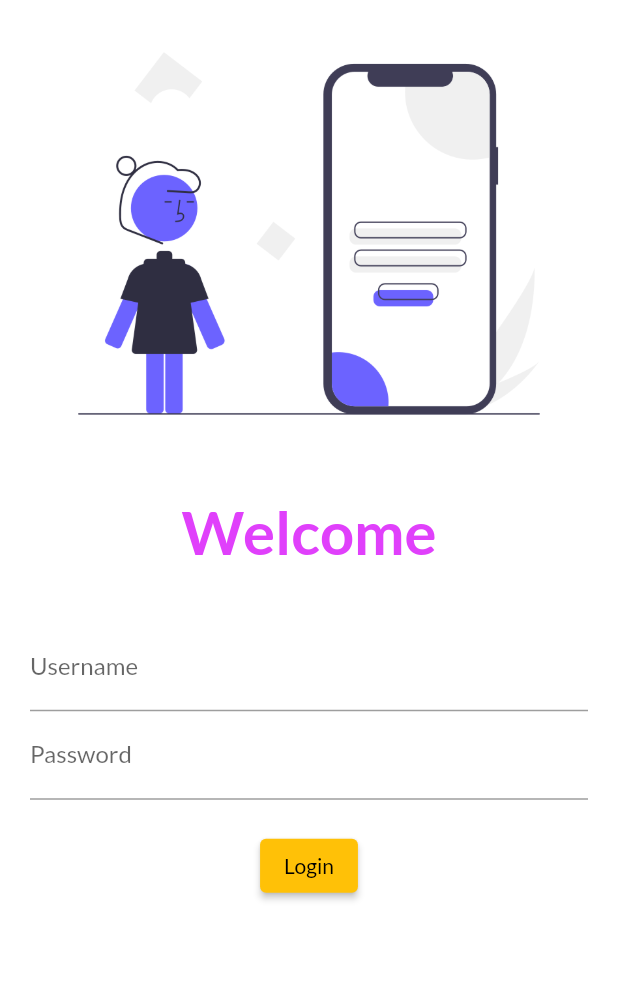
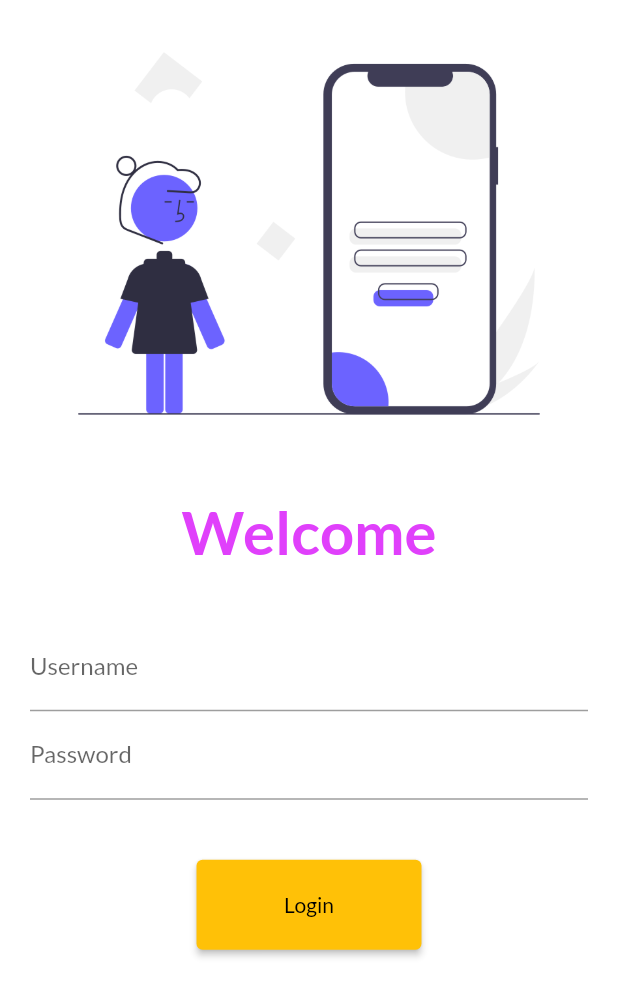
Before and after one commit to abhay-tomar03/Learning_Flutter, a Flutter app: the screen it shows after launch, on a phone screen of 412 x 824 dp. Shown: the top 997 px of the screen. Run offline on Flutter 3.47's test engine with Material 2 defaults, Android fonts, the phone set to English and light mode, and no system bars; our stand-ins replace google_fonts.

Commit message:
Day-5 Completed

```diff
--- a/lib/main.dart
+++ b/lib/main.dart
@@ -1,5 +1,6 @@
 import 'package:flutter/material.dart';
 import 'package:flutter_application_1/pages/login_page.dart';
+import 'package:flutter_application_1/util/routes.dart';
 import './pages/home_page.dart';
 import 'package:google_fonts/google_fonts.dart';
 void main() {
@@ -21,8 +22,8 @@ class MyApp extends StatelessWidget {
       // initialRoute: "/home",
       routes: {
         "/": (context) => LoginPage(),
-        "/home":(context) => HomePage(),
-        "/login": (context) => LoginPage()
+        MyRoute.HomeRoute:(context) => HomePage(),
+        MyRoute.loginRoute: (context) => LoginPage()
       },
     );
   }
--- a/lib/pages/login_page.dart
+++ b/lib/pages/login_page.dart
@@ -1,4 +1,5 @@
 import 'package:flutter/material.dart';
+import 'package:flutter_application_1/util/routes.dart';
 
 class LoginPage extends StatelessWidget {
   const LoginPage({super.key});
@@ -7,6 +8,7 @@ class LoginPage extends StatelessWidget {
   Widget build(BuildContext context) {
     return Material(
         color: Colors.white,
+        child: SingleChildScrollView(
           child: Column(
             children: [
               Image.asset(
@@ -28,8 +30,8 @@ class LoginPage extends StatelessWidget {
                 height: 20.0,
               ),
               Padding(
-              padding:
-                  const EdgeInsets.symmetric(vertical: 16.0, horizontal: 20.0),
+                padding: const EdgeInsets.symmetric(
+                    vertical: 16.0, horizontal: 20.0),
                 child: Column(
                   children: [
                     TextFormField(
@@ -46,18 +48,20 @@ class LoginPage extends StatelessWidget {
                       ),
                     ),
                     const SizedBox(
-                    height: 20.0,
+                      height: 40.0,
                     ),
                     ElevatedButton(
                         onPressed: () {
+                          Navigator.pushNamed(context, MyRoute.HomeRoute);
                           print('object');
                         },
-                      style: TextButton.styleFrom(),
+                        style: TextButton.styleFrom(minimumSize: Size(150, 60)),
                         child: Text('Login')),
                   ],
                 ),
               )
             ],
+          ),
         ));
   }
 }
--- /dev/null
+++ b/lib/util/routes.dart
@@ -0,0 +1,6 @@
+import 'package:flutter/material.dart';
+
+class MyRoute {
+  static String loginRoute = "/login";
+  static String HomeRoute = "/home";
+}
```
Lines whose indentation alone changed are shown as unchanged.
